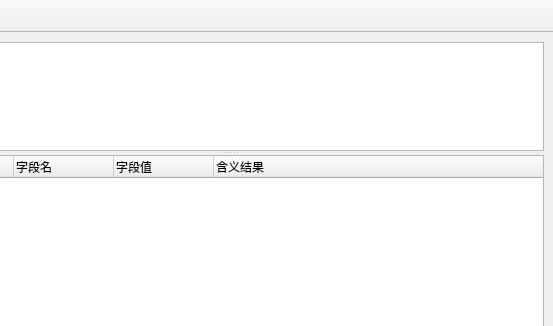
First picture: the form in ProtoParserWin.ui, repository BaoZT/LogPlot, before the edit; both pictures show x 96 to 649 and y 0 to 326 of the 649 by 486 pixel window.
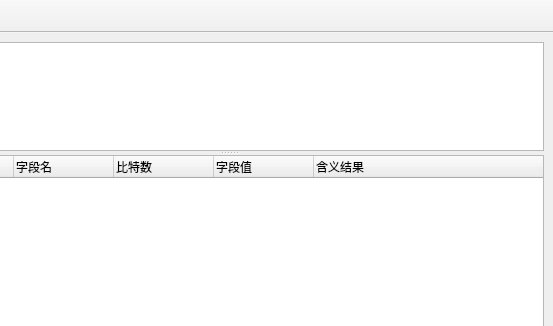
Second picture: the form after the edit.

Commit message: 更新绘图界面，更新了默认尺寸

Patch:
```diff
--- a/ProtoParserWin.ui
+++ b/ProtoParserWin.ui
@@ -28,6 +28,15 @@
          <height>300</height>
         </size>
        </property>
+       <property name="midLineWidth">
+        <number>2</number>
+       </property>
+       <attribute name="headerHighlightSections">
+        <bool>true</bool>
+       </attribute>
+       <attribute name="headerMinimumSectionSize">
+        <number>31</number>
+       </attribute>
        <column>
         <property name="text">
          <string>帧类型</string>
@@ -38,6 +47,11 @@
          <string>字段名</string>
         </property>
        </column>
+       <column>
+        <property name="text">
+         <string>比特数</string>
+        </property>
+       </column>
        <column>
         <property name="text">
          <string>字段值</string>
```
The commit also changes 2 other files.
